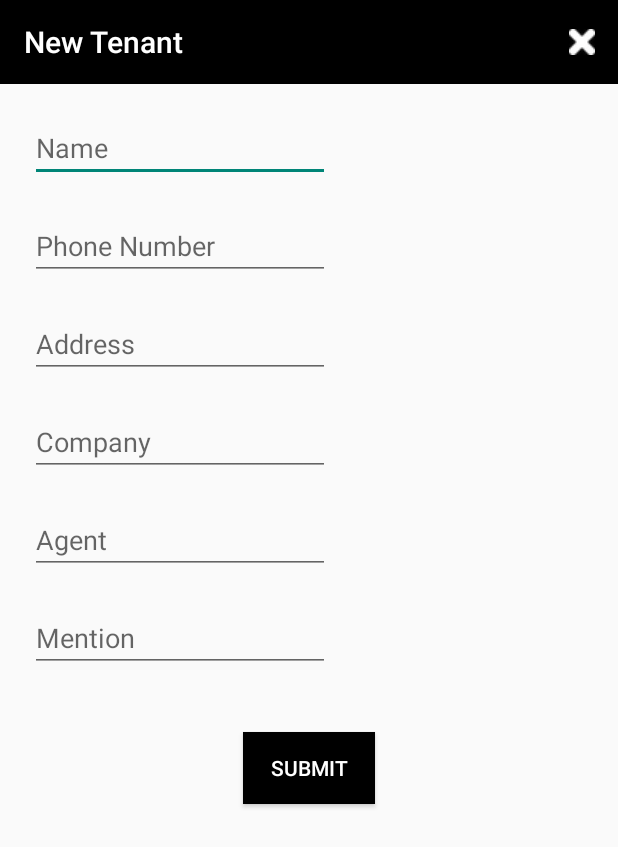
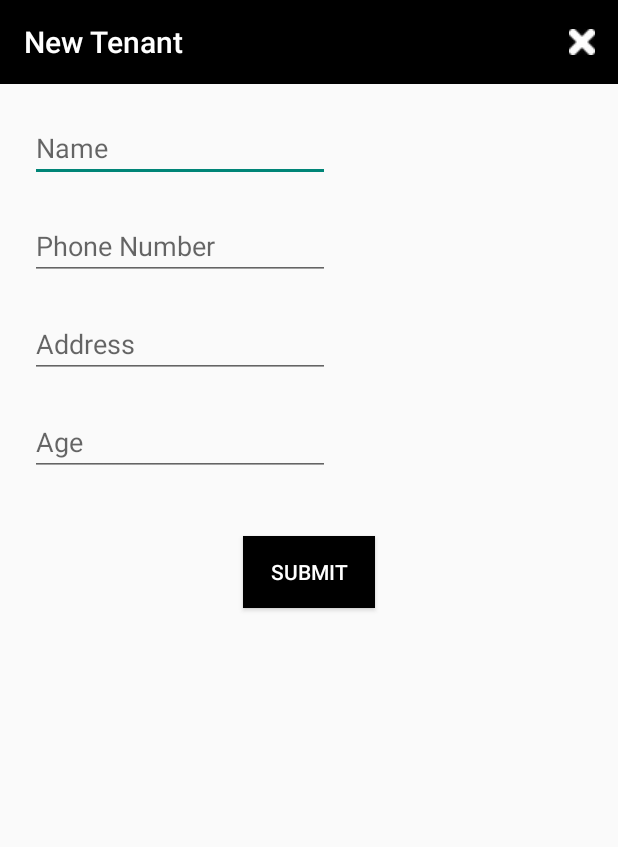
Before and after one commit to jisu9406/TenantManager, an Android app: the SignupActivity screen opened directly, with no data from a screen before it, after a tap on "SUBMIT", on a phone screen of 412 x 824 dp. Shown: the top 847 px of the screen. Run offline under Robolectric (Android 15) with nearby library versions, the phone set to English and light mode, and no system bars; our stand-ins replace Firebase (no records; nobody signed in at launch, a user with empty details on screens opened directly); 2 statements that could not run were skipped.

```diff
--- a/app/build.gradle
+++ b/app/build.gradle
@@ -31,4 +31,5 @@ dependencies {
     androidTestImplementation 'androidx.test:runner:1.2.0'
     androidTestImplementation 'androidx.test.espresso:espresso-core:3.2.0'
     implementation 'com.google.firebase:firebase-analytics:+'
+    implementation 'androidx.recyclerview:recyclerview:1.0.0'
 }
--- a/app/src/main/java/com/jisu/tenantmanager/SignupActivity.java
+++ b/app/src/main/java/com/jisu/tenantmanager/SignupActivity.java
@@ -6,27 +6,38 @@ import androidx.appcompat.widget.Toolbar;
 
 import android.content.DialogInterface;
 
+import android.content.Intent;
 import android.os.Bundle;
 import android.util.Log;
 import android.view.Menu;
 import android.view.MenuItem;
 import android.view.View;
 import android.widget.Button;
+import android.widget.EditText;
 
 public class SignupActivity extends AppCompatActivity implements View.OnClickListener {
 
     private final String TAG = "SignupActivity";
     private Toolbar mToolbar;
     private Button mSubmitButton;
+    private EditText mNameEditText;
+    private EditText mPhoneEditText;
+    private EditText mAddressEditText;
+    private EditText mAgeEditText;
 
     private AlertDialog.Builder mDialog;
+
     @Override
     protected void onCreate(Bundle savedInstanceState) {
         super.onCreate(savedInstanceState);
         setContentView(R.layout.activity_signup);
 
+        mToolbar= findViewById(R.id.signup_toolbar);
+        mNameEditText = findViewById(R.id.name_edittext);
+        mPhoneEditText = findViewById(R.id.phonenumber_edittext);
+        mAddressEditText = findViewById(R.id.address_edittext);
+        mAgeEditText = findViewById(R.id.age_edittext);
         mSubmitButton = findViewById(R.id.submit_button);
-        mToolbar= findViewById(R.id.signup_toolbar);
 
         mSubmitButton.setOnClickListener(this);
         toolbarStyle();
@@ -40,7 +51,10 @@ public class SignupActivity extends AppCompatActivity implements View.OnClickLis
 
     @Override
     public void onClick(View view) {
-
+        String name = mNameEditText.getText().toString();
+        String phonenumber = mPhoneEditText.getText().toString();
+        String address = mAddressEditText.getText().toString();
+        int age = Integer.parseInt(mAgeEditText.getText().toString());
     }
 
     @Override
--- a/app/src/main/res/layout/activity_signup.xml
+++ b/app/src/main/res/layout/activity_signup.xml
@@ -43,33 +43,14 @@
         android:imeOptions="actionNext"
         android:hint="@string/adduser_address"/>
     <EditText
-        android:id="@+id/company_edittext"
-        android:layout_width="200dp"
-        android:layout_height="wrap_content"
-        android:layout_marginLeft="20dp"
-        android:layout_marginTop="20dp"
-        android:inputType="text"
-        android:imeOptions="actionNext"
-        android:hint="Company"/>
-    <EditText
-        android:id="@+id/agent_edittext"
-        android:layout_width="200dp"
-        android:layout_height="wrap_content"
-        android:layout_marginLeft="20dp"
-        android:layout_marginTop="20dp"
-        android:inputType="text"
-        android:imeOptions="actionNext"
-        android:hint="Agent" />
-    <EditText
-        android:id="@+id/mention_edittext"
+        android:id="@+id/age_edittext"
         android:layout_width="200dp"
         android:layout_height="wrap_content"
         android:layout_marginLeft="20dp"
         android:layout_marginTop="20dp"
         android:inputType="text"
         android:imeOptions="actionDone"
-        android:hint="Mention"/>
-
+        android:hint="Age"/>
     <Button
         android:id="@+id/submit_button"
         android:layout_width="wrap_content"
```
